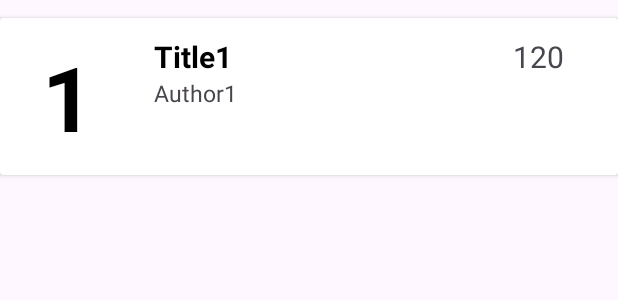
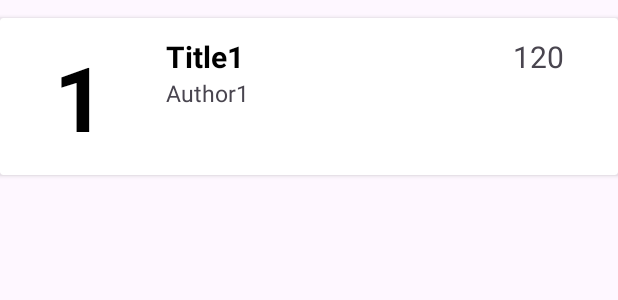
Before and after one commit to oktapiancaw/SimpleBookLibrary, an Android app: the layout bookrow.xml on its own in the app's theme, with its tools: preview values and no code run, on a phone screen of 412 x 824 dp. Shown: the top 300 px of the screen. Run offline under Robolectric (Android 15) with nearby library versions, the phone set to English and light mode, and no system bars.

Commit message:
Fixes and modifications

```diff
--- a/app/src/main/java/com/serbi/libraryapplication/MainActivity.java
+++ b/app/src/main/java/com/serbi/libraryapplication/MainActivity.java
@@ -72,6 +72,7 @@ public class MainActivity extends AppCompatActivity {
         if (cursor.getCount() == 0) {
             iv_noData.setVisibility(View.VISIBLE);
             tv_noData_txt.setVisibility(View.VISIBLE);
+            btn_deleteAll.setVisibility(View.GONE);
         } else {
             while (cursor.moveToNext()) {
                 book_id.add(cursor.getString(0));
@@ -81,6 +82,7 @@ public class MainActivity extends AppCompatActivity {
 
                 iv_noData.setVisibility(View.GONE);
                 tv_noData_txt.setVisibility(View.GONE);
+                btn_deleteAll.setVisibility(View.VISIBLE);
             }
         }
     }
--- a/app/src/main/res/layout/activity_main.xml
+++ b/app/src/main/res/layout/activity_main.xml
@@ -37,6 +37,7 @@
         android:layout_marginBottom="32dp"
         android:clickable="true"
         android:focusable="true"
+        android:visibility="gone"
         app:layout_constraintBottom_toBottomOf="parent"
         app:layout_constraintStart_toStartOf="parent"
         app:srcCompat="@drawable/baseline_autorenew_24" />
--- a/app/src/main/res/layout/bookrow.xml
+++ b/app/src/main/res/layout/bookrow.xml
@@ -30,7 +30,7 @@
                 android:id="@+id/tv_book_id"
                 android:layout_width="wrap_content"
                 android:layout_height="wrap_content"
-                android:layout_marginStart="16dp"
+                android:layout_marginStart="24dp"
                 android:text="1"
                 android:textColor="@color/black"
                 android:textSize="60sp"
```
